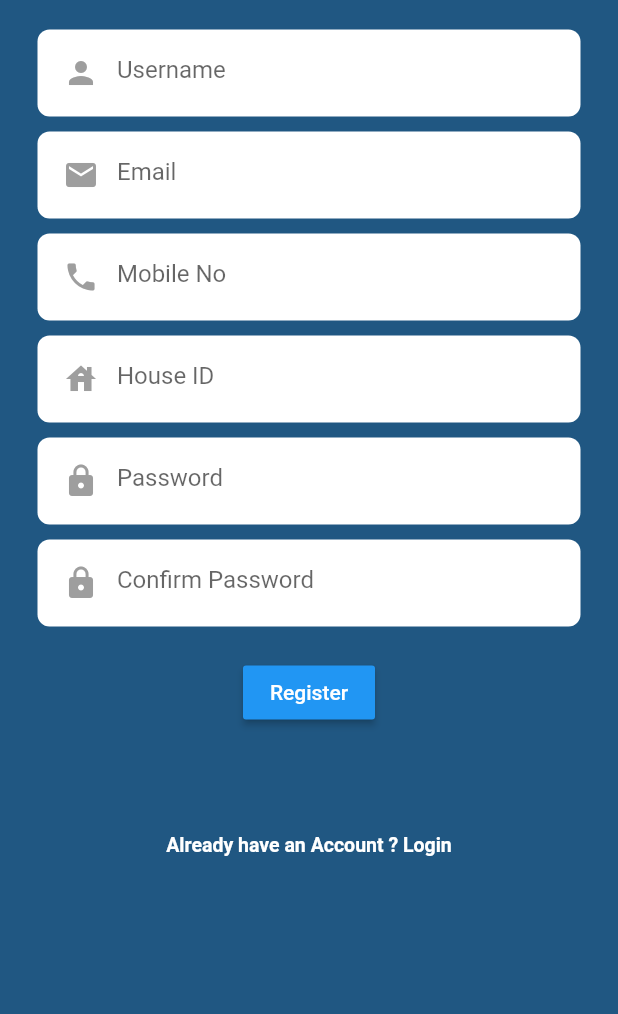
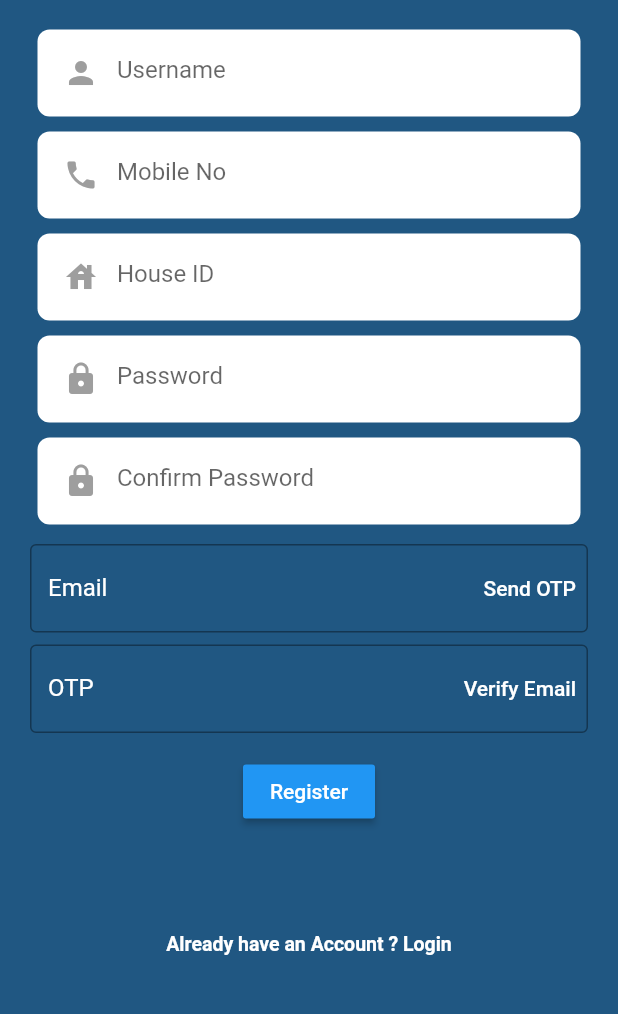
Before and after one commit to cepdnaclk/e17-3yp-smart-apartment-security-system, a Flutter app: the RegisterPage screen opened directly, on a phone screen of 412 x 824 dp, the part 158-1172 px from its top. Run offline on Flutter 3.47's test engine with Material 2 defaults, Android fonts, the phone set to English and light mode, and no system bars; our stand-ins replace flutter_switch, fluttertoast, google_fonts, shared_preferences; missing offline and left inert: email_auth; accounts and stored records are empty.

Commit message:
add email verification with OTO

```diff
--- a/MobileApp/flutter_applcation/lib/screens/register_page.dart
+++ b/MobileApp/flutter_applcation/lib/screens/register_page.dart
@@ -1,3 +1,4 @@
+import 'package:email_auth/email_auth.dart';
 import 'package:flutter/cupertino.dart';
 import 'package:flutter/material.dart';
 import 'package:flutter_applcation/rest/rest_api.dart';
@@ -15,11 +16,42 @@ class RegisterPage extends StatefulWidget {
 class RegisterPageState extends State<RegisterPage> {
   final TextEditingController username = TextEditingController();
   final TextEditingController email = TextEditingController();
+  final TextEditingController otp = TextEditingController();
   final TextEditingController password = TextEditingController();
   final TextEditingController confirmpassword = TextEditingController();
   final TextEditingController phone = TextEditingController();
   final TextEditingController houseid = TextEditingController();
   final GlobalKey<FormState> _formKey = GlobalKey<FormState>();
+
+  late EmailAuth emailAuth;
+  var otpval;
+
+  @override
+  void initState() {
+    super.initState();
+    // Initialize the package
+    emailAuth = EmailAuth(
+      sessionName: "Safenet Email verification",
+    );
+  }
+
+  void verify() {
+    // ignore: avoid_print
+    otpval = (emailAuth.validateOtp(
+        recipientMail: email.value.text, userOtp: otp.value.text));
+    print(otpval);
+    if (otpval) {
+      Fluttertoast.showToast(msg: 'Email Verified', textColor: Colors.red);
+    } else {
+      Fluttertoast.showToast(msg: 'Email Not Verified', textColor: Colors.red);
+    }
+  }
+
+  void sendOtp() async {
+    bool result =
+        await emailAuth.sendOtp(recipientMail: email.value.text, otpLength: 5);
+    if (result) {}
+  }
 
   @override
   Widget build(BuildContext context) {
@@ -67,12 +99,6 @@ class RegisterPageState extends State<RegisterPage> {
                               obsecure: false,
                             ),
                             FormFields(
-                              controller: email,
-                              data: Icons.email,
-                              txtHint: 'Email',
-                              obsecure: false,
-                            ),
-                            FormFields(
                               controller: phone,
                               data: Icons.phone,
                               txtHint: 'Mobile No',
@@ -96,6 +122,64 @@ class RegisterPageState extends State<RegisterPage> {
                               txtHint: 'Confirm Password',
                               obsecure: true,
                             ),
+                            SizedBox(
+                              height: 8,
+                            ),
+                            TextField(
+                              controller: email,
+                              style: TextStyle(
+                                color: Colors.white,
+                              ),
+                              keyboardType: TextInputType.emailAddress,
+                              decoration: InputDecoration(
+                                  border: OutlineInputBorder(),
+                                  labelStyle: TextStyle(
+                                    color: Colors.white,
+                                  ),
+                                  hintText: "Enter Email",
+                                  hintStyle: TextStyle(
+                                    color: Colors.white,
+                                  ),
+                                  labelText: "Email",
+                                  suffixIcon: TextButton(
+                                    child: const Text(
+                                      'Send OTP',
+                                      style: TextStyle(
+                                        color: Colors.white,
+                                      ),
+                                    ),
+                                    onPressed: () => sendOtp(),
+                                  )),
+                            ),
+                            SizedBox(
+                              height: 8,
+                            ),
+                            TextField(
+                              controller: otp,
+                              style: TextStyle(
+                                color: Colors.white,
+                              ),
+                              keyboardType: TextInputType.emailAddress,
+                              decoration: InputDecoration(
+                                  border: OutlineInputBorder(),
+                                  labelStyle: TextStyle(
+                                    color: Colors.white,
+                                  ),
+                                  hintText: "Enter OTP",
+                                  hintStyle: TextStyle(
+                                    color: Colors.white,
+                                  ),
+                                  labelText: "OTP",
+                                  suffixIcon: TextButton(
+                                    child: const Text(
+                                      'Verify Email',
+                                      style: TextStyle(
+                                        color: Colors.white,
+                                      ),
+                                    ),
+                                    onPressed: () => verify(),
+                                  )),
+                            ),
                           ],
                         )),
                     SizedBox(
@@ -112,7 +196,8 @@ class RegisterPageState extends State<RegisterPage> {
                                 phone.text.isNotEmpty &&
                                 houseid.text.isNotEmpty &&
                                 confirmpassword.text.isNotEmpty &&
-                                email.text.isNotEmpty) {
+                                email.text.isNotEmpty &&
+                                otpval) {
                               if (password.text == confirmpassword.text) {
                                 doRegister(username.text, email.text,
                                     password.text, phone.text, houseid.text);
@@ -179,7 +264,7 @@ class RegisterPageState extends State<RegisterPage> {
       Navigator.pushReplacement(
           context, MaterialPageRoute(builder: (context) => LoginPage()));
     } else {
-        Fluttertoast.showToast(msg: res['message'], textColor: Colors.red);
+      Fluttertoast.showToast(msg: 'Try again', textColor: Colors.red);
     }
   }
 
--- a/MobileApp/flutter_applcation/pubspec.yaml
+++ b/MobileApp/flutter_applcation/pubspec.yaml
@@ -33,6 +33,7 @@ dependencies:
   fluttertoast: any
   flutter_switch: ^0.3.2
   google_fonts: ^2.1.0
+  email_auth: ^1.0.0
 
 
 dev_dependencies:
```
Also changed, not shown: MobileApp/flutter_applcation/pubspec.lock, 1 other file.
